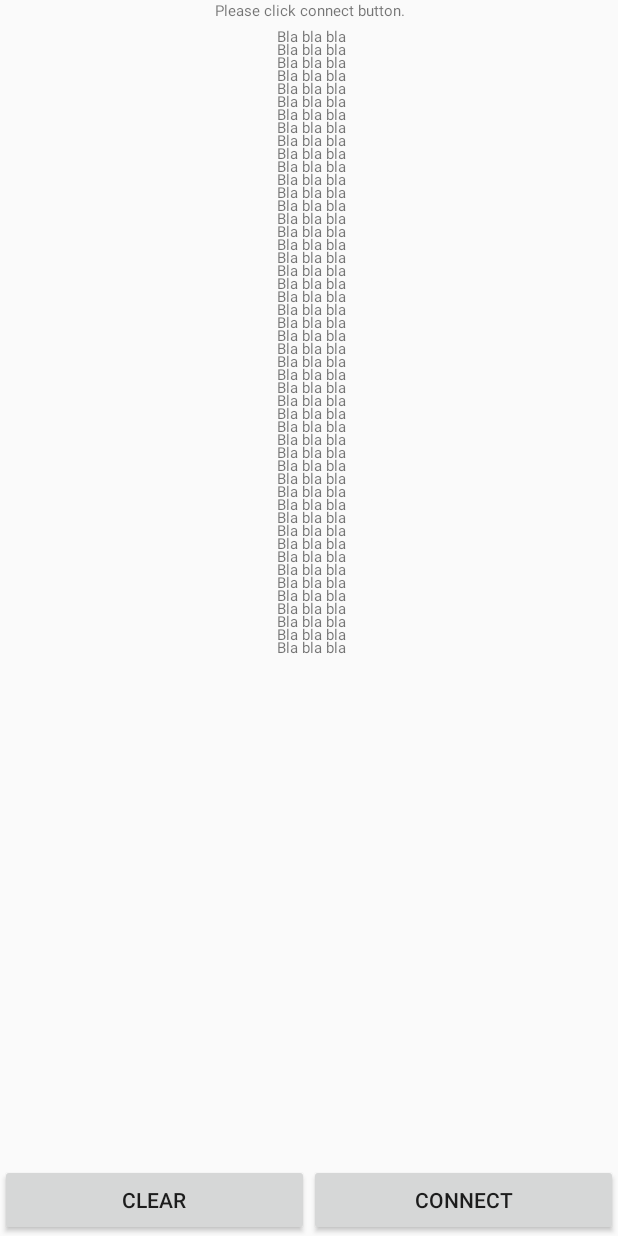
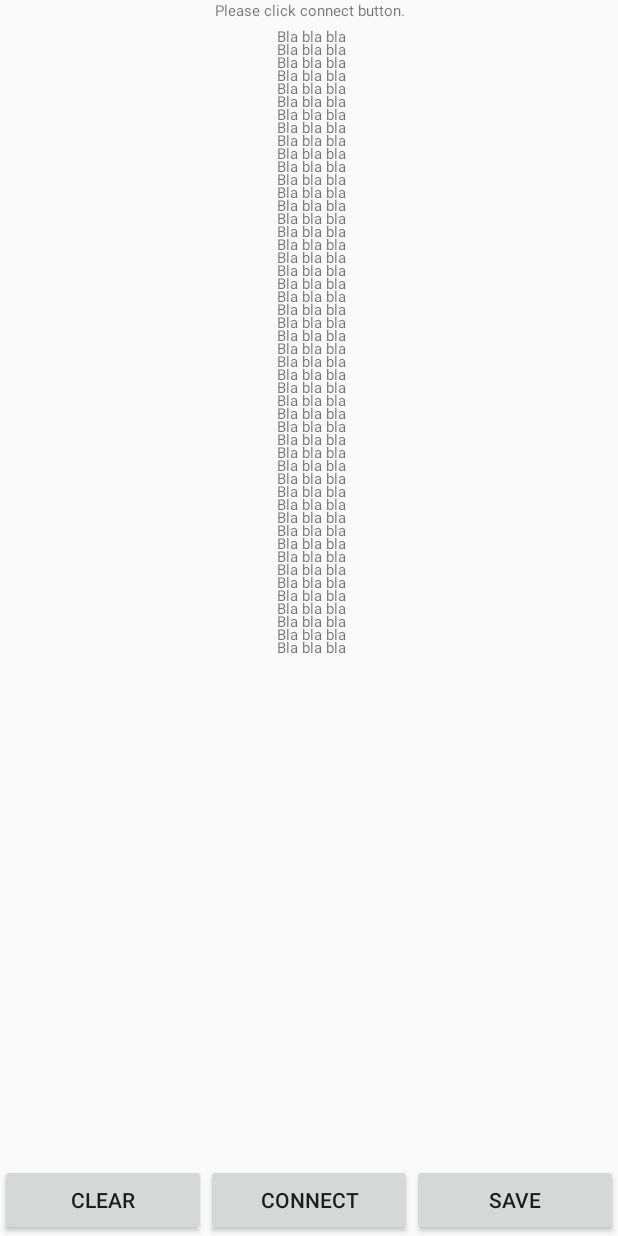
Before and after one commit to patch7/AndroidPush, an Android app: the layout activity_main.xml on its own in the app's theme, with its tools: preview values and no code run, on a phone screen of 412 x 824 dp. Run offline under Robolectric (Android 15) with nearby library versions, the phone set to English and light mode, and no system bars.

Commit message:
Добавлено сохранение в файл (только перезапись файла).

```diff
--- a/app/src/main/AndroidManifest.xml
+++ b/app/src/main/AndroidManifest.xml
@@ -3,6 +3,8 @@
     package="com.example.patch.myapplication">
 
     <uses-permission android:name="android.permission.INTERNET"/>
+    <uses-permission android:name="android.permission.WRITE_EXTERNAL_STORAGE"/>
+    <uses-permission android:name="android.permission.READ_EXTERNAL_STORAGE"/>
     <!--<uses-permission android:name="android.permission.ACCESS_NETWORK_STATE"/>-->
 
     <application
--- a/app/src/main/res/layout/activity_main.xml
+++ b/app/src/main/res/layout/activity_main.xml
@@ -48,6 +48,12 @@
                     android:layout_height="wrap_content"
                     android:layout_weight="1"
                     android:text="@string/connect_button"/>
+                <Button
+                    android:id="@+id/save_btn"
+                    android:layout_width="0dp"
+                    android:layout_height="wrap_content"
+                    android:layout_weight="1"
+                    android:text="Save"/>
             </LinearLayout>
         </LinearLayout>
     </RelativeLayout>
```
Also changed, not shown: app/src/main/java/com/example/patch/myapplication/MainActivity.java (+46 -9 lines).
